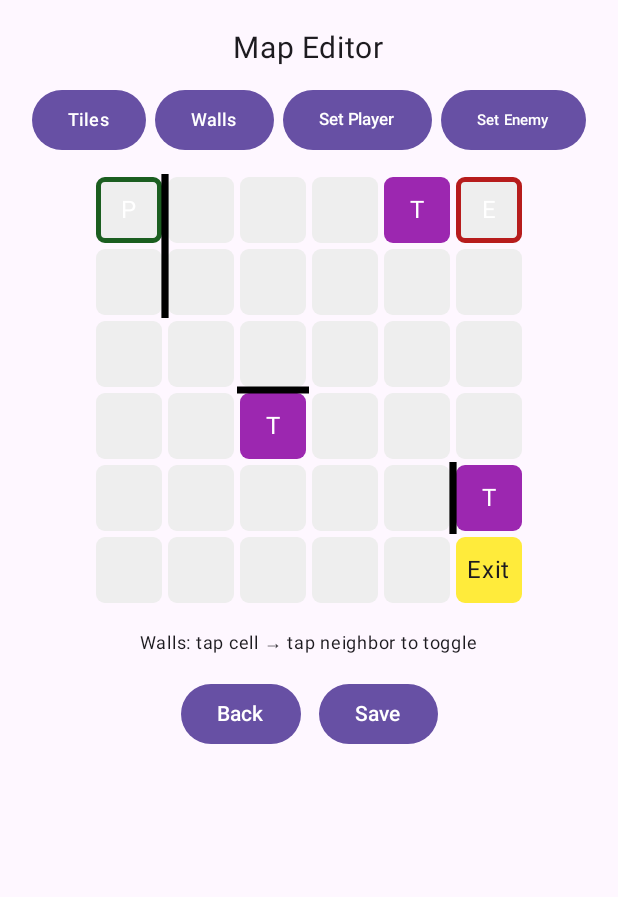
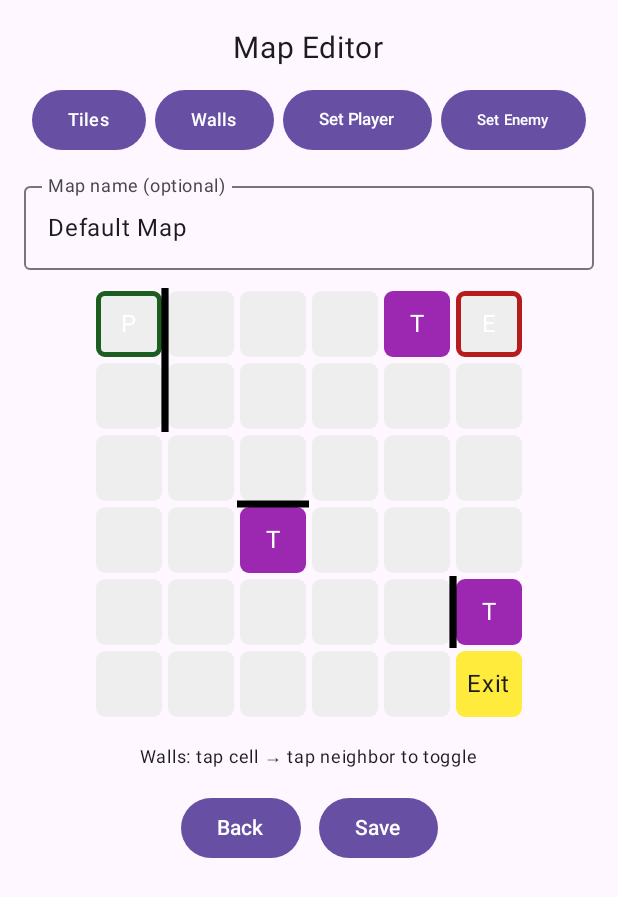
Before and after one commit to CNJerry-IvanovVyacheslav/Get_Away, an Android app built with Jetpack Compose: the EditorScreen screen opened through its navigation route, on a phone screen of 412 x 824 dp. Shown: the top 897 px of the screen. Run offline under Robolectric (Android 15) with nearby library versions, the phone set to English and light mode, and no system bars.

Commit message:
Add previews for saved maps and display selected map name in menu

```diff
--- a/app/build.gradle.kts
+++ b/app/build.gradle.kts
@@ -68,4 +68,7 @@ dependencies {
     androidTestImplementation(libs.androidx.ui.test.junit4)
     debugImplementation(libs.androidx.ui.tooling)
     debugImplementation(libs.androidx.ui.test.manifest)
+
+    implementation("androidx.datastore:datastore-preferences:1.1.7")
+    implementation("com.google.code.gson:gson:2.13.2")
 }
--- /dev/null
+++ b/app/src/main/java/com/example/wappo_game/data/DataStoreManager.kt
@@ -0,0 +1,54 @@
+package com.example.wappo_game.data
+
+import android.content.Context
+import androidx.datastore.preferences.core.edit
+import androidx.datastore.preferences.core.stringPreferencesKey
+import androidx.datastore.preferences.preferencesDataStore
+import com.example.wappo_game.domain.GameState
+import com.google.gson.Gson
+import com.google.gson.reflect.TypeToken
+import kotlinx.coroutines.flow.Flow
+import kotlinx.coroutines.flow.map
+
+val Context.dataStore by preferencesDataStore("maps_prefs")
+
+class DataStoreManager(private val context: Context) {
+    private val gson = Gson()
+    private val MAPS_KEY = stringPreferencesKey("custom_maps")
+
+    fun loadMaps(): Flow<List<GameState>> {
+        return context.dataStore.data.map { prefs ->
+            val json = prefs[MAPS_KEY] ?: "[]"
+            val type = object : TypeToken<List<GameState>>() {}.type
+            gson.fromJson<List<GameState>>(json, type) ?: emptyList()
+        }
+    }
+
+    suspend fun saveMap(newMap: GameState) {
+        context.dataStore.edit { prefs ->
+            val json = prefs[MAPS_KEY] ?: "[]"
+            val type = object : TypeToken<List<GameState>>() {}.type
+            val current = gson.fromJson<List<GameState>>(json, type) ?: emptyList()
+
+            val updated = current + newMap.copy(name = newMap.name)
+            prefs[MAPS_KEY] = gson.toJson(updated)
+        }
+    }
+
+    suspend fun deleteMap(name: String) {
+        context.dataStore.edit { prefs ->
+            val json = prefs[MAPS_KEY] ?: "[]"
+            val type = object : TypeToken<List<GameState>>() {}.type
+            val current = gson.fromJson<List<GameState>>(json, type) ?: emptyList()
+
+            val updated = current.filterNot { it.name == name }
+            prefs[MAPS_KEY] = gson.toJson(updated)
+        }
+    }
+
+    suspend fun clearMaps() {
+        context.dataStore.edit { prefs ->
+            prefs[MAPS_KEY] = "[]"
+        }
+    }
+}
--- a/app/src/main/java/com/example/wappo_game/domain/DomainModels.kt
+++ b/app/src/main/java/com/example/wappo_game/domain/DomainModels.kt
@@ -27,20 +27,17 @@ data class GameState(
     val walls: Set<Pair<Pos, Pos>> = emptySet(),
     val enemyFrozenTurns: Int = 0,
     val turn: Turn = Turn.PLAYER,
-    val result: GameResult = GameResult.Ongoing,
-    val playerMoves: Int = 0
+    @Transient val result: GameResult = GameResult.Ongoing,
+    val playerMoves: Int = 0,
+    val name: String = "Custom Map",
+    val initialPlayerPos: Pos = playerPos,
+    val initialEnemyPos: Pos = enemyPos
 ) {
     fun tileAt(p: Pos): Tile? = tiles.find { it.pos == p }
     fun inBounds(p: Pos) = p.r in 0 until rows && p.c in 0 until cols
 
     fun isBlocked(a: Pos, b: Pos): Boolean = (a to b) in walls || (b to a) in walls
 
-    fun canMove(from: Pos, to: Pos): Boolean {
-        if (!inBounds(to)) return false
-        if (from.manhattan(to) != 1) return false
-        if (isBlocked(from, to)) return false
-        return true
-    }
 }
 
 fun createDefaultGameState(): GameState {
@@ -79,12 +76,18 @@ fun createDefaultGameState(): GameState {
         Pos(4, 4) to Pos(4, 5)
     )
 
+    val initialPlayerPos = Pos(0, 0)
+    val initialEnemyPos = Pos(0, 5)
+
     return GameState(
         rows = rows,
         cols = cols,
         tiles = tiles,
         playerPos = Pos(0, 0),
         enemyPos = Pos(0, 5),
-        walls = walls
+        walls = walls,
+        name = "Default Map",
+        initialPlayerPos = initialPlayerPos,
+        initialEnemyPos = initialEnemyPos
     )
 }
--- a/app/src/main/java/com/example/wappo_game/presentation/GameViewModel.kt
+++ b/app/src/main/java/com/example/wappo_game/presentation/GameViewModel.kt
@@ -1,7 +1,10 @@
 package com.example.wappo_game.presentation
 
-import androidx.lifecycle.ViewModel
+import android.app.Application
+import android.util.Log
+import androidx.lifecycle.AndroidViewModel
 import androidx.lifecycle.viewModelScope
+import com.example.wappo_game.data.DataStoreManager
 import com.example.wappo_game.data.InMemoryGameRepository
 import com.example.wappo_game.domain.GameResult
 import com.example.wappo_game.domain.GameState
@@ -12,14 +15,28 @@ import com.example.wappo_game.domain.createDefaultGameState
 import com.example.wappo_game.domain.enemyPath
 import com.example.wappo_game.domain.movePlayer
 import kotlinx.coroutines.delay
+import kotlinx.coroutines.flow.SharingStarted
 import kotlinx.coroutines.flow.StateFlow
+import kotlinx.coroutines.flow.stateIn
 import kotlinx.coroutines.launch
 
-class GameViewModel : ViewModel() {
+class GameViewModel(app: Application) : AndroidViewModel(app) {
 
     private val repo = InMemoryGameRepository(createDefaultGameState())
+    private val dataStore = DataStoreManager(app)
 
     val state: StateFlow<GameState> = repo.state
+
+    val savedMaps: StateFlow<List<GameState>> =
+        dataStore.loadMaps().stateIn(viewModelScope, SharingStarted.Lazily, emptyList())
+
+    private var currentMap: GameState
+
+    init {
+        val defaultMap = createDefaultGameState()
+        currentMap = defaultMap
+        loadCustomMap(defaultMap)
+    }
 
     private fun tryMovePlayer(to: Pos) {
         val cur = repo.state.value
@@ -72,12 +89,38 @@ class GameViewModel : ViewModel() {
         tryMovePlayer(Pos(cur.playerPos.r, cur.playerPos.c + 1))
     }
 
-    fun resetGame() {
-        repo.setState(createDefaultGameState())
+
+    fun loadCustomMap(state: GameState) {
+        val resetState = state.copy(
+            playerPos = state.initialPlayerPos,
+            enemyPos = state.initialEnemyPos,
+            tiles = state.tiles.map { it.copy() }.toMutableList(),
+            playerMoves = 0,
+            result = GameResult.Ongoing,
+            enemyFrozenTurns = 0,
+            turn = Turn.PLAYER
+        )
+        currentMap = state
+        repo.setState(resetState)
+        Log.d("GameViewModel", "Loaded map: $resetState")
     }
 
-    fun loadCustomMap(state: GameState) {
-        repo.setState(state)
+    fun saveCustomMap(state: GameState) {
+        viewModelScope.launch { dataStore.saveMap(state) }
+    }
+
+    fun deleteMap(name: String) {
+        viewModelScope.launch { dataStore.deleteMap(name) }
+    }
+
+    fun resetGame() {
+        currentMap.let { map ->
+            loadCustomMap(map)
+        }
+    }
+
+    fun clearAllMaps() {
+        viewModelScope.launch { dataStore.clearMaps() }
     }
 
     fun moveEnemyStepByStep(afterPlayer: GameState) {
@@ -113,7 +156,6 @@ class GameViewModel : ViewModel() {
                     return@launch
                 }
 
-
                 if (step == curState.playerPos) {
                     curState = curState.copy(result = GameResult.PlayerLost)
                     repo.setState(curState)
--- a/app/src/main/java/com/example/wappo_game/presentation/MenuScreen.kt
+++ b/app/src/main/java/com/example/wappo_game/presentation/MenuScreen.kt
@@ -8,6 +8,7 @@ import androidx.compose.runtime.Composable
 import androidx.compose.ui.Alignment
 import androidx.compose.ui.Modifier
 import androidx.compose.ui.unit.dp
+import androidx.compose.ui.unit.sp
 import com.example.wappo_game.domain.GameState
 import com.example.wappo_game.ui.BoardPreview
 
@@ -16,27 +17,45 @@ fun MenuScreen(
     onPlayClick: () -> Unit,
     onEditorClick: () -> Unit,
     onExitClick: () -> Unit,
+    onMapsClick: () -> Unit,
     previewState: GameState? = null
 ) {
     Column(
         modifier = Modifier.fillMaxSize(),
         horizontalAlignment = Alignment.CenterHorizontally
     ) {
-        Spacer(modifier = Modifier.height(56.dp))
-        Text("Wappo-like Game", modifier = Modifier.padding(8.dp))
-        Spacer(modifier = Modifier.height(12.dp))
+        Spacer(modifier = Modifier.height(36.dp))
+
+        Text(
+            text = "Wappo-like Game",
+            fontSize = 36.sp,
+            fontWeight = androidx.compose.ui.text.font.FontWeight.ExtraBold
+        )
+
+        Spacer(modifier = Modifier.height(24.dp))
 
         previewState?.let {
-            // show small preview
+            Text(
+                text = it.name,
+                fontSize = 24.sp,
+                fontWeight = androidx.compose.ui.text.font.FontWeight.Bold,
+                modifier = Modifier.padding(vertical = 8.dp)
+            )
+
             Box(modifier = Modifier.padding(8.dp)) {
                 BoardPreview(it, sizeDp = 200.dp)
             }
-            Spacer(modifier = Modifier.height(12.dp))
+
+            Spacer(modifier = Modifier.height(16.dp))
         }
 
-        Column(horizontalAlignment = Alignment.CenterHorizontally, verticalArrangement = Arrangement.spacedBy(16.dp)) {
+        Column(
+            horizontalAlignment = Alignment.CenterHorizontally,
+            verticalArrangement = Arrangement.spacedBy(16.dp)
+        ) {
             Button(onClick = onPlayClick) { Text("Play") }
             Button(onClick = onEditorClick) { Text("Editor") }
+            Button(onClick = onMapsClick) { Text("Saved Maps") }
             Button(onClick = onExitClick) { Text("Exit") }
         }
     }
--- a/app/src/main/java/com/example/wappo_game/ui/EditorScreen.kt
+++ b/app/src/main/java/com/example/wappo_game/ui/EditorScreen.kt
@@ -7,6 +7,7 @@ import androidx.compose.foundation.clickable
 import androidx.compose.foundation.layout.*
 import androidx.compose.foundation.shape.RoundedCornerShape
 import androidx.compose.material3.Button
+import androidx.compose.material3.OutlinedTextField
 import androidx.compose.material3.Text
 import androidx.compose.runtime.*
 import androidx.compose.ui.Alignment
@@ -14,12 +15,7 @@ import androidx.compose.ui.Modifier
 import androidx.compose.ui.graphics.Color
 import androidx.compose.ui.unit.dp
 import androidx.compose.ui.unit.sp
-import com.example.wappo_game.domain.GameResult
-import com.example.wappo_game.domain.GameState
-import com.example.wappo_game.domain.Pos
-import com.example.wappo_game.domain.Tile
-import com.example.wappo_game.domain.TileType
-import com.example.wappo_game.domain.Turn
+import com.example.wappo_game.domain.*
 import kotlin.math.abs
 
 enum class EditorMode { TILES, WALLS, PLAYER_START, ENEMY_START }
@@ -52,8 +48,13 @@ fun EditorScreen(
 
     var mode by remember { mutableStateOf(EditorMode.TILES) }
 
+    // New: map name state (pre-fill from initialState.name if present)
+    var mapName by remember { mutableStateOf(initialState?.name ?: "") }
+
     Column(
-        modifier = Modifier.fillMaxSize().padding(12.dp),
+        modifier = Modifier
+            .fillMaxSize()
+            .padding(12.dp),
         horizontalAlignment = Alignment.CenterHorizontally
     ) {
         Spacer(modifier = Modifier.height(8.dp))
@@ -67,6 +68,16 @@ fun EditorScreen(
             Button(onClick = { mode = EditorMode.PLAYER_START }) { Text("Set Player", fontSize = 11.sp) }
             Button(onClick = { mode = EditorMode.ENEMY_START }) { Text("Set Enemy", fontSize = 10.sp) }
         }
+
+        Spacer(modifier = Modifier.height(12.dp))
+
+        // Map name input
+        OutlinedTextField(
+            value = mapName,
+            onValueChange = { mapName = it },
+            label = { Text("Map name (optional)") },
+            modifier = Modifier.fillMaxWidth().padding(horizontal = 4.dp)
+        )
 
         Spacer(modifier = Modifier.height(12.dp))
 
@@ -206,7 +217,8 @@ fun EditorScreen(
                     enemyFrozenTurns = 0,
                     turn = Turn.PLAYER,
                     result = GameResult.Ongoing,
-                    playerMoves = 0
+                    playerMoves = 0,
+                    name = mapName.ifBlank { "Custom Map" }
                 )
                 onSave(resultState)
                 onBack()
--- a/app/src/main/java/com/example/wappo_game/ui/GameScreen.kt
+++ b/app/src/main/java/com/example/wappo_game/ui/GameScreen.kt
@@ -42,7 +42,8 @@ fun GameScreen(vm: GameViewModel, onBackToMenu: () -> Unit) {
                 "Moves: ${state.playerMoves}  Result: ${state.result::class.simpleName}",
                 modifier = Modifier
                     .padding(vertical = 16.dp),
-                fontSize = 16.sp
+                fontSize = 24.sp,
+                fontWeight = androidx.compose.ui.text.font.FontWeight.Bold,
             )
 
             Spacer(modifier = Modifier.height(8.dp))
--- a/app/src/main/java/com/example/wappo_game/ui/MainActivity.kt
+++ b/app/src/main/java/com/example/wappo_game/ui/MainActivity.kt
@@ -13,6 +13,7 @@ import androidx.navigation.compose.NavHost
 import androidx.navigation.compose.composable
 import androidx.navigation.compose.rememberNavController
 import com.example.wappo_game.presentation.GameViewModel
+import com.example.wappo_game.presentation.MapsScreen
 import com.example.wappo_game.presentation.MenuScreen
 
 class MainActivity : ComponentActivity() {
@@ -46,7 +47,8 @@ fun AppNavHost(gameViewModel: GameViewModel) {
                 previewState = gameViewModel.state.value,
                 onPlayClick = { navController.navigate("game") },
                 onEditorClick = { navController.navigate("editor") },
-                onExitClick = { activity?.finish() }
+                onExitClick = { activity?.finish() },
+                onMapsClick = { navController.navigate("maps") } // если добавишь кнопку в меню
             )
         }
 
@@ -58,6 +60,8 @@ fun AppNavHost(gameViewModel: GameViewModel) {
             EditorScreen(
                 onBack = { navController.popBackStack() },
                 onSave = { newState ->
+                    // save to DataStore list and also set it as current playable map
+                    gameViewModel.saveCustomMap(newState)
                     gameViewModel.loadCustomMap(newState)
                     navController.navigate("game")
                 },
@@ -66,5 +70,16 @@ fun AppNavHost(gameViewModel: GameViewModel) {
                 initialState = gameViewModel.state.value
             )
         }
+
+        composable("maps") {
+            MapsScreen(
+                viewModel = gameViewModel,
+                onBack = { navController.popBackStack() },
+                onLoadMap = { map ->
+                    gameViewModel.loadCustomMap(map)
+                    navController.navigate("game")
+                }
+            )
+        }
     }
 }
```
Also changed, not shown: app/src/main/java/com/example/wappo_game/presentation/MapsScreen.kt (added, +133 -0 lines).
